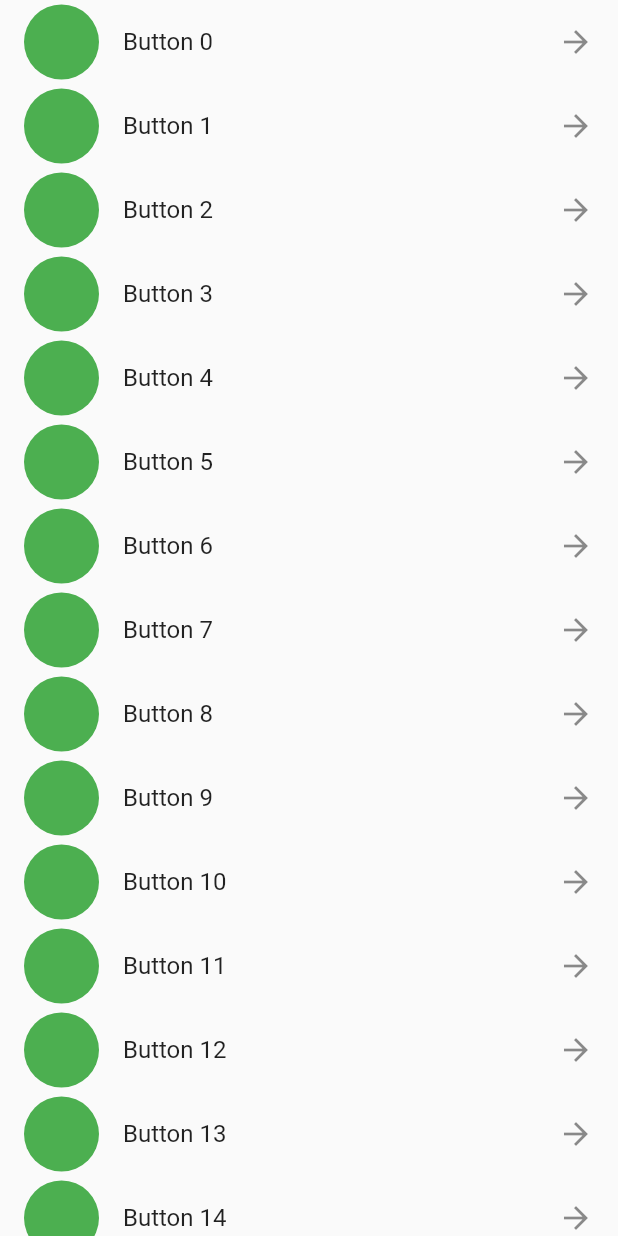
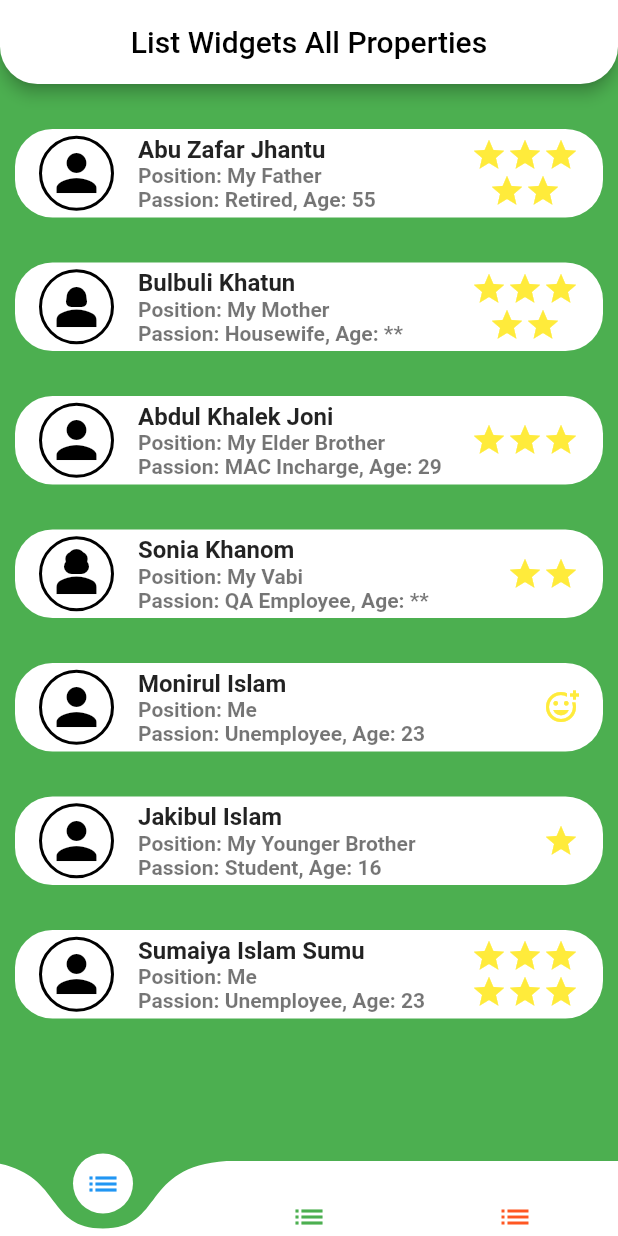
Before and after one commit to EngrMonyrul/listview_widget, a Flutter app: the screen it shows after launch, on a phone screen of 412 x 824 dp. Run offline on Flutter 3.47's test engine with Material 2 defaults, Android fonts, the phone set to English and light mode, and no system bars; drawn by our look-alikes of curved_navigation_bar; our stand-ins replace animate_do; missing offline and left inert: dart:js.

```diff
--- a/lib/main.dart
+++ b/lib/main.dart
@@ -1,4 +1,5 @@
 import 'package:flutter/material.dart';
+import 'package:untitled9/topics/listdeepdive.dart';
 import 'package:untitled9/topics/listtileWidget.dart';
 import 'package:untitled9/topics/listviewbuilderwidget.dart';
 import 'package:untitled9/topics/listviewwidget.dart';
@@ -18,7 +19,7 @@ class MyApp extends StatelessWidget {
       //theme: buildThemeData(),
       //routes: routes(),
       //initialRoute: 'listtilewidget',
-      home: ExampleThree(),
+      home: listdeepdiveexample(),
     );
   }
 
--- /dev/null
+++ b/lib/topics/listdeepdive.dart
@@ -0,0 +1,432 @@
+import 'dart:js';
+import 'package:flutter/material.dart';
+import 'package:curved_navigation_bar/curved_navigation_bar.dart';
+import 'package:animate_do/animate_do.dart';
+
+class listdeepdiveexample extends StatefulWidget {
+  const listdeepdiveexample({Key? key}) : super(key: key);
+
+  @override
+  State<listdeepdiveexample> createState() => _listdeepdiveexampleState();
+}
+
+class _listdeepdiveexampleState extends State<listdeepdiveexample> {
+  int index = 0;
+  List widgets = [normalListView(), verticalListView(), horizontalListView()];
+  @override
+  Widget build(BuildContext context) {
+    return Scaffold(
+      appBar: AppBar(
+        shape: const RoundedRectangleBorder(
+            borderRadius: BorderRadius.only(
+                bottomRight: Radius.circular(25),
+                bottomLeft: Radius.circular(25))),
+        title: const Text(
+          'List Widgets All Properties',
+          style: TextStyle(color: Colors.black),
+        ),
+        backgroundColor: Colors.white,
+        centerTitle: true,
+      ),
+      backgroundColor: Colors.green.shade500,
+      body: Container(
+          margin: const EdgeInsets.symmetric(vertical: 30),
+          child: widgets[index]),
+      bottomNavigationBar: CurvedNavigationBar(
+        height: 50,
+        animationCurve: Curves.easeIn,
+        animationDuration: const Duration(milliseconds: 300),
+        backgroundColor: Colors.green.shade500,
+        buttonBackgroundColor: Colors.white,
+        color: Colors.white,
+        onTap: (value) {
+          setState(() {
+            index = value;
+          });
+        },
+        items: const [
+          Icon(Icons.list, color: Colors.blue),
+          Icon(Icons.list, color: Colors.green),
+          Icon(Icons.list, color: Colors.deepOrange),
+        ],
+      ),
+    );
+  }
+}
+
+Widget normalListView() {
+  return Container(
+    margin: const EdgeInsets.symmetric(horizontal: 10),
+    child: ListView(
+      scrollDirection: Axis.vertical,
+      children: [
+        FadeInLeft(
+          delay: const Duration(milliseconds: 200),
+          child: Container(
+            decoration: const BoxDecoration(
+              color: Colors.white,
+              borderRadius: BorderRadius.all(Radius.circular(25)),
+
+            ),
+            child: ListTile(
+              title: const Text(
+                'Abu Zafar Jhantu',
+                style: TextStyle(fontWeight: FontWeight.bold),
+              ),
+              subtitle: const Text(
+                'Position: My Father\nPassion: Retired, Age: 55',
+                style: TextStyle(fontWeight: FontWeight.bold),
+              ),
+              leading: Container(
+                height: 50,
+                width: 50,
+                decoration: BoxDecoration(
+                  border: Border.all(
+                    color: Colors.black,
+                    width: 2.0,
+                  ),
+                  shape: BoxShape.circle,
+                ),
+                child: const Icon(
+                  Icons.person,
+                  size: 40,
+                  color: Colors.black,
+                ),
+              ),
+              trailing: Column(
+                mainAxisSize: MainAxisSize.min,
+                children: [
+                  Row(
+                    mainAxisSize: MainAxisSize.min,
+                    children: const [
+                      Icon(Icons.star, color: Colors.yellow,),
+                      Icon(Icons.star, color: Colors.yellow,),
+                      Icon(Icons.star, color: Colors.yellow,),
+                    ],
+                  ),
+                  Row(
+                    mainAxisSize: MainAxisSize.min,
+                    children: const [
+                      Icon(Icons.star, color: Colors.yellow,),
+                      Icon(Icons.star, color: Colors.yellow,),
+                    ],
+                  ),
+                ],
+              )
+            ),
+          ),
+        ),
+        const SizedBox(height: 30,),
+        FadeInRight(
+          delay: const Duration(milliseconds: 500),
+          child: Container(
+            decoration: const BoxDecoration(
+                color: Colors.white,
+                borderRadius: BorderRadius.all(Radius.circular(25)),
+
+            ),
+            child: ListTile(
+              title: const Text(
+                'Bulbuli Khatun',
+                style: TextStyle(fontWeight: FontWeight.bold),
+              ),
+              subtitle: const Text(
+                'Position: My Mother\nPassion: Housewife, Age: **',
+                style: TextStyle(fontWeight: FontWeight.bold),
+              ),
+              leading: Container(
+                height: 50,
+                width: 50,
+                decoration: BoxDecoration(
+                  border: Border.all(
+                    color: Colors.black,
+                    width: 2.0,
+                  ),
+                  shape: BoxShape.circle,
+                ),
+                child: const Icon(
+                  Icons.person_2,
+                  size: 40,
+                  color: Colors.black,
+                ),
+              ),
+                trailing: Column(
+                  mainAxisSize: MainAxisSize.min,
+                  children: [
+                    Row(
+                      mainAxisSize: MainAxisSize.min,
+                      children: const [
+                        Icon(Icons.star, color: Colors.yellow,),
+                        Icon(Icons.star, color: Colors.yellow,),
+                        Icon(Icons.star, color: Colors.yellow,),
+                      ],
+                    ),
+                    Row(
+                      mainAxisSize: MainAxisSize.min,
+                      children: const [
+                        Icon(Icons.star, color: Colors.yellow,),
+                        Icon(Icons.star, color: Colors.yellow,),
+                      ],
+                    ),
+                  ],
+                )
+            ),
+          ),
+        ),
+        const SizedBox(height: 30,),
+        FadeInLeft(
+          delay: const Duration(milliseconds: 800),
+          child: Container(
+            decoration: const BoxDecoration(
+                color: Colors.white,
+                borderRadius: BorderRadius.all(Radius.circular(25)),
+            ),
+            child: ListTile(
+              title: const Text(
+                'Abdul Khalek Joni',
+                style: TextStyle(fontWeight: FontWeight.bold),
+              ),
+              subtitle: const Text(
+                'Position: My Elder Brother\nPassion: MAC Incharge, Age: 29',
+                style: TextStyle(fontWeight: FontWeight.bold),
+              ),
+              leading: Container(
+                height: 50,
+                width: 50,
+                decoration: BoxDecoration(
+                  border: Border.all(
+                    color: Colors.black,
+                    width: 2.0,
+                  ),
+                  shape: BoxShape.circle,
+                ),
+                child: const Icon(
+                  Icons.person,
+                  size: 40,
+                  color: Colors.black,
+                ),
+              ),
+              trailing: Row(
+                mainAxisSize: MainAxisSize.min,
+                children: const [
+                  Icon(Icons.star, color: Colors.yellow,),
+                  Icon(Icons.star, color: Colors.yellow,),
+                  Icon(Icons.star, color: Colors.yellow,),
+                ],
+              ),
+            ),
+          ),
+        ),
+        const SizedBox(height: 30,),
+        FadeInDown(
+          delay: const Duration(milliseconds: 1100),
+          child: Container(
+            decoration: const BoxDecoration(
+                color: Colors.white,
+                borderRadius: BorderRadius.all(Radius.circular(25)),
+
+            ),
+            child: ListTile(
+              title: const Text(
+                'Sonia Khanom',
+                style: TextStyle(fontWeight: FontWeight.bold),
+              ),
+              subtitle: const Text(
+                'Position: My Vabi\nPassion: QA Employee, Age: **',
+                style: TextStyle(fontWeight: FontWeight.bold),
+              ),
+              leading: Container(
+                height: 50,
+                width: 50,
+                decoration: BoxDecoration(
+                  border: Border.all(
+                    color: Colors.black,
+                    width: 2.0,
+                  ),
+                  shape: BoxShape.circle,
+                ),
+                child: const Icon(
+                  Icons.person_3,
+                  size: 40,
+                  color: Colors.black,
+                ),
+              ),
+              trailing: Row(
+                mainAxisSize: MainAxisSize.min,
+                children: const [
+                  Icon(Icons.star, color: Colors.yellow,),
+                  Icon(Icons.star, color: Colors.yellow,),
+                ],
+              ),
+            ),
+          ),
+        ),
+        const SizedBox(height: 30,),
+        FadeInDown(
+          delay: const Duration(milliseconds: 1400),
+          child: Container(
+            decoration: const BoxDecoration(
+                color: Colors.white,
+                borderRadius: BorderRadius.all(Radius.circular(25)),
+
+            ),
+            child: ListTile(
+              title: const Text(
+                'Monirul Islam',
+                style: TextStyle(fontWeight: FontWeight.bold),
+              ),
+              subtitle: const Text(
+                'Position: Me\nPassion: Unemployee, Age: 23',
+                style: TextStyle(fontWeight: FontWeight.bold),
+              ),
+              leading: Container(
+                height: 50,
+                width: 50,
+                decoration: BoxDecoration(
+                  border: Border.all(
+                    color: Colors.black,
+                    width: 2.0,
+                  ),
+                  shape: BoxShape.circle,
+                ),
+                child: const Icon(
+                  Icons.person,
+                  size: 40,
+                  color: Colors.black,
+                ),
+              ),
+              trailing: Row(
+                mainAxisSize: MainAxisSize.min,
+                children: const [
+                  Icon(Icons.add_reaction_outlined, color: Colors.yellow,),
+                ],
+              ),
+            ),
+          ),
+        ),
+        const SizedBox(height: 30,),
+        FadeInUp(
+          delay: const Duration(milliseconds: 1700),
+          child: Container(
+            decoration: const BoxDecoration(
+                color: Colors.white,
+                borderRadius: BorderRadius.all(Radius.circular(25)),
+
+            ),
+            child: ListTile(
+              title: const Text(
+                'Jakibul Islam',
+                style: TextStyle(fontWeight: FontWeight.bold),
+              ),
+              subtitle: const Text(
+                'Position: My Younger Brother\nPassion: Student, Age: 16',
+                style: TextStyle(fontWeight: FontWeight.bold),
+              ),
+              leading: Container(
+                height: 50,
+                width: 50,
+                decoration: BoxDecoration(
+                  border: Border.all(
+                    color: Colors.black,
+                    width: 2.0,
+                  ),
+                  shape: BoxShape.circle,
+                ),
+                child: const Icon(
+                  Icons.person,
+                  size: 40,
+                  color: Colors.black,
+                ),
+              ),
+              trailing: Row(
+                mainAxisSize: MainAxisSize.min,
+                children: const [
+                  Icon(Icons.star, color: Colors.yellow,),
+                ],
+              ),
+            ),
+          ),
+        ),
+        const SizedBox(height: 30,),
+        BounceInDown(
+          delay: const Duration(milliseconds: 2000),
+          child: Container(
+            decoration: const BoxDecoration(
+                color: Colors.white,
+                borderRadius: BorderRadius.all(Radius.circular(25)),
+
+            ),
+            child: ListTile(
+              title: const Text(
+                'Sumaiya Islam Sumu',
+                style: TextStyle(fontWeight: FontWeight.bold),
+              ),
+              subtitle: const Text(
+                'Position: Me\nPassion: Unemployee, Age: 23',
+                style: TextStyle(fontWeight: FontWeight.bold),
+              ),
+              leading: Container(
+                height: 50,
+                width: 50,
+                decoration: BoxDecoration(
+                  border: Border.all(
+                    color: Colors.black,
+                    width: 2.0,
+                  ),
+                  shape: BoxShape.circle,
+                ),
+                child: const Icon(
+                  Icons.person,
+                  size: 40,
+                  color: Colors.black,
+                ),
+              ),
+              trailing: Column(
+                mainAxisSize: MainAxisSize.min,
+                children: [
+                  Row(
+                    mainAxisSize: MainAxisSize.min,
+                    children: const [
+                      Icon(Icons.star, color: Colors.yellow,),
+                      Icon(Icons.star, color: Colors.yellow,),
+                      Icon(Icons.star, color: Colors.yellow,),
+                    ],
+                  ),
+                  Row(
+                    mainAxisSize: MainAxisSize.min,
+                    children: const [
+                      Icon(Icons.star, color: Colors.yellow,),
+                      Icon(Icons.star, color: Colors.yellow,),
+                      Icon(Icons.star, color: Colors.yellow,),
+                    ],
+                  )
+                ],
+              ),
+            ),
+          ),
+        ),
+        const SizedBox(height: 30,),
+      ],
+    ),
+  );
+}
+
+Widget verticalListView() {
+  return ListView(
+    children: [
+      Container(
+        color: Colors.white,
+      ),
+    ],
+  );
+}
+
+Widget horizontalListView() {
+  return ListView(
+    children: [
+      Container(
+        color: Colors.red,
+      ),
+    ],
+  );
+}
--- a/pubspec.yaml
+++ b/pubspec.yaml
@@ -46,6 +46,8 @@ dev_dependencies:
   # package. See that file for information about deactivating specific lint
   # rules and activating additional ones.
   flutter_lints: ^2.0.0
+  curved_navigation_bar: ^1.0.3
+  animate_do: ^3.0.2
 
 # For information on the generic Dart part of this file, see the
 # following page: https://dart.dev/tools/pub/pubspec
```
Also changed, not shown: pubspec.lock.
